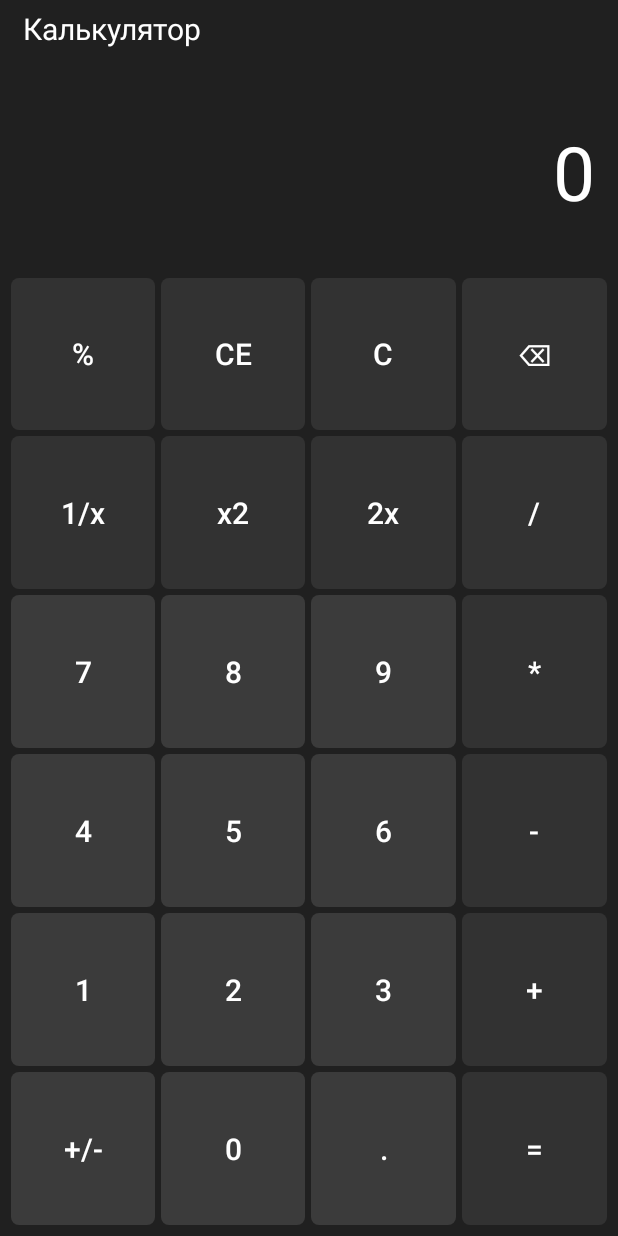
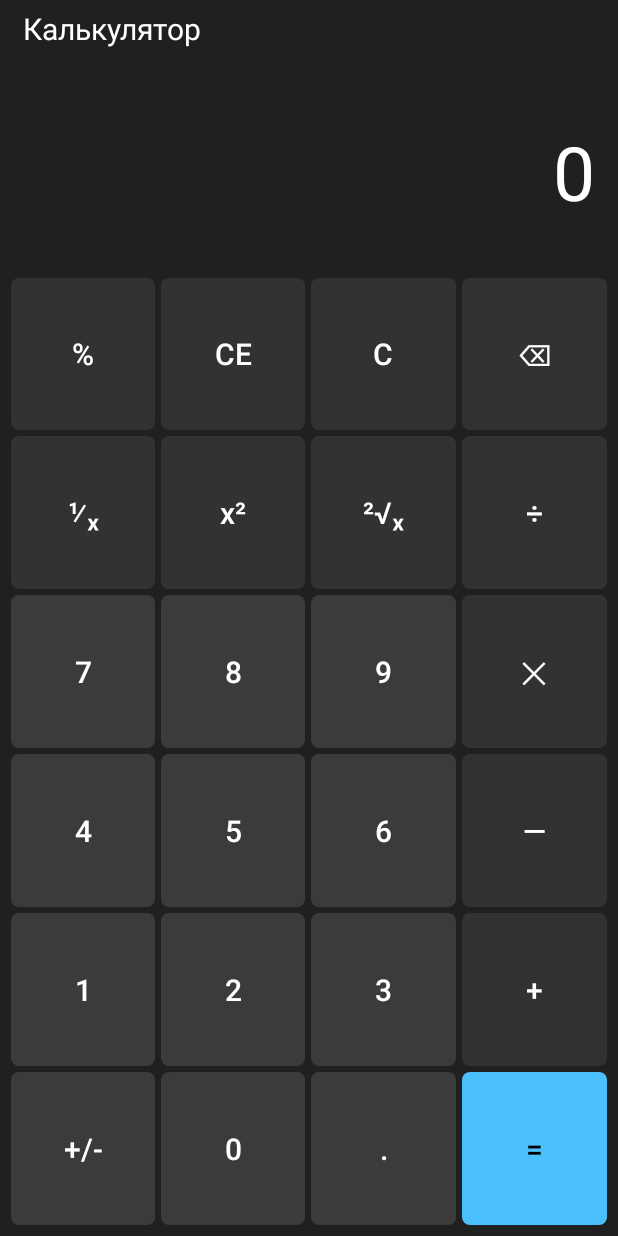
Before and after one commit to AceWhale/Android-Activity, an Android app: the CalcActivity screen opened directly, with no data from a screen before it, on a phone screen of 412 x 824 dp. Run offline under Robolectric (Android 15) with nearby library versions, the phone set to English and light mode, and no system bars.

Commit message:
Add style for button Equal, change spec symbols

```diff
--- /dev/null
+++ b/app/src/main/res/drawable/calc_btn_func_equal.xml
@@ -0,0 +1,10 @@
+<?xml version="1.0" encoding="utf-8"?>
+<shape
+    xmlns:android="http://schemas.android.com/apk/res/android"
+    android:shape="rectangle">
+
+    <corners android:radius="5dp"/>
+
+    <solid android:color="@color/calc_btn_equal_bg"/>
+
+</shape>
--- a/app/src/main/res/layout/activity_calc.xml
+++ b/app/src/main/res/layout/activity_calc.xml
@@ -183,8 +183,9 @@
                 android:id="@+id/calc_btn_dot"
                 android:text="@string/calc_btn_dot"/>
             <Button
-                style="@style/calc_btn_func"
+                style="@style/calc_btn_func_equal"
                 android:id="@+id/calc_btn_equal"
+                android:textColor="@color/black"
                 android:text="@string/calc_btn_equal"/>
         </LinearLayout>
 
--- a/app/src/main/res/values/strings.xml
+++ b/app/src/main/res/values/strings.xml
@@ -10,12 +10,12 @@
     <string name="calc_btn_ce">CE</string>
     <string name="calc_btn_c">C</string>
     <string name="calc_btn_backspace">\u232B</string>
-    <string name="calc_btn_inv">1/x</string>
-    <string name="calc_btn_square">x2</string>
-    <string name="calc_btn_sqrt">2x</string>
-    <string name="calc_btn_div">/</string>
-    <string name="calc_btn_mul">*</string>
-    <string name="calc_btn_sub">-</string>
+    <string name="calc_btn_inv">⅟ₓ</string>
+    <string name="calc_btn_square">x²</string>
+    <string name="calc_btn_sqrt">²√ₓ</string>
+    <string name="calc_btn_div">÷</string>
+    <string name="calc_btn_mul">✕</string>
+    <string name="calc_btn_sub">—</string>
     <string name="calc_btn_add">+</string>
     <string name="calc_btn_pm">+/-</string>
     <string name="calc_btn_dot">.</string>
--- a/app/src/main/res/values/styles.xml
+++ b/app/src/main/res/values/styles.xml
@@ -62,4 +62,7 @@
     <style name="calc_btn_digit" parent="calc_btn">
         <item name="android:background">@drawable/calc_btn_digit</item>
     </style>
+    <style name="calc_btn_func_equal" parent="calc_btn">
+        <item name="android:background">@drawable/calc_btn_func_equal</item>
+    </style>
 </resources>
```
